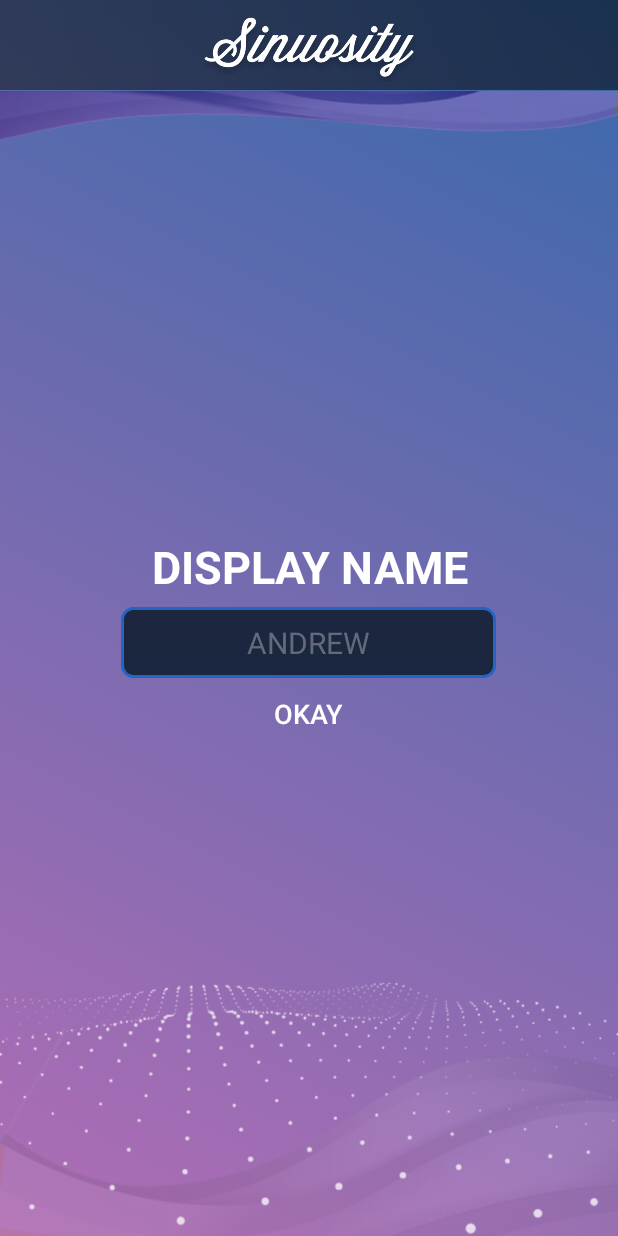
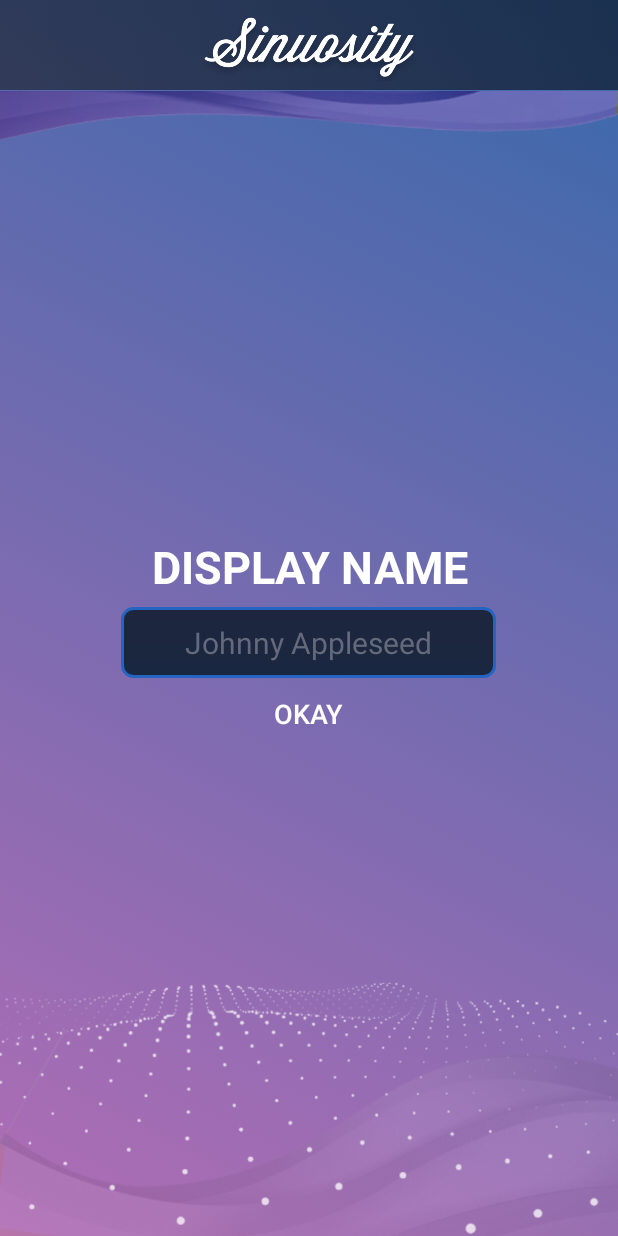
Before and after one commit to AlexAustin8/Sinuosity, an Android app: the screen it shows after launch (v_first_open), on a phone screen of 412 x 824 dp. Run offline under Robolectric (Android 15) with nearby library versions, the phone set to English and light mode, and no system bars.

Commit message:
First_open activity update

```diff
--- a/app/src/main/java/com/example/alex/tuneup/v_home.java
+++ b/app/src/main/java/com/example/alex/tuneup/v_home.java
@@ -60,11 +60,13 @@ public class v_home extends Activity {
             @Override
             public void onClick(View v) {
                 String lobbyID = entry.getText().toString();
-                String userName = "test";  //Using a dummy username for now, until we have proper entry fields
+                SharedPreferences settings = getApplicationContext().getSharedPreferences("settings", 0);
+                String userID = settings.getString("userID", "");
+
                 RequestManager rManger = new RequestManager();
                 rManger.web_lobbyGetData(lobbyID);
                 if(rManger.loc_lobbyCheckExists()){
-                    rManger.web_lobbyJoin(lobbyID, userName);
+                    rManger.web_lobbyJoin(lobbyID, userID);
                     Intent i = new Intent(getApplicationContext(), v_lobby.class);
                     i.putExtra("lobbyKey", lobbyID);
                     startActivity(i);
--- a/app/src/main/res/layout/first_open_top.xml
+++ b/app/src/main/res/layout/first_open_top.xml
@@ -68,7 +68,7 @@
             android:ems="10"
             android:gravity="center"
             android:inputType="textPersonName"
-            android:hint="ANDREW"
+            android:hint="Johnny Appleseed"
             android:text=""
             android:textColorHint="#646a7c"
 
```
Also changed, not shown: app/src/main/java/com/example/alex/tuneup/v_create_lobby.java (+5 -2 lines).
